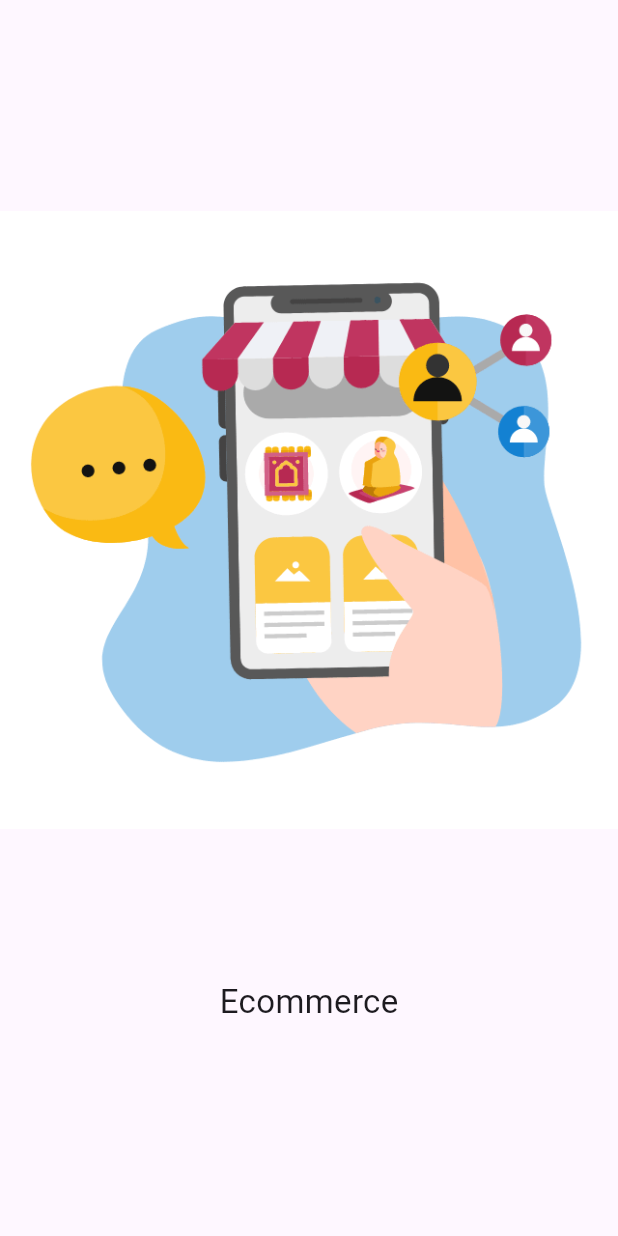
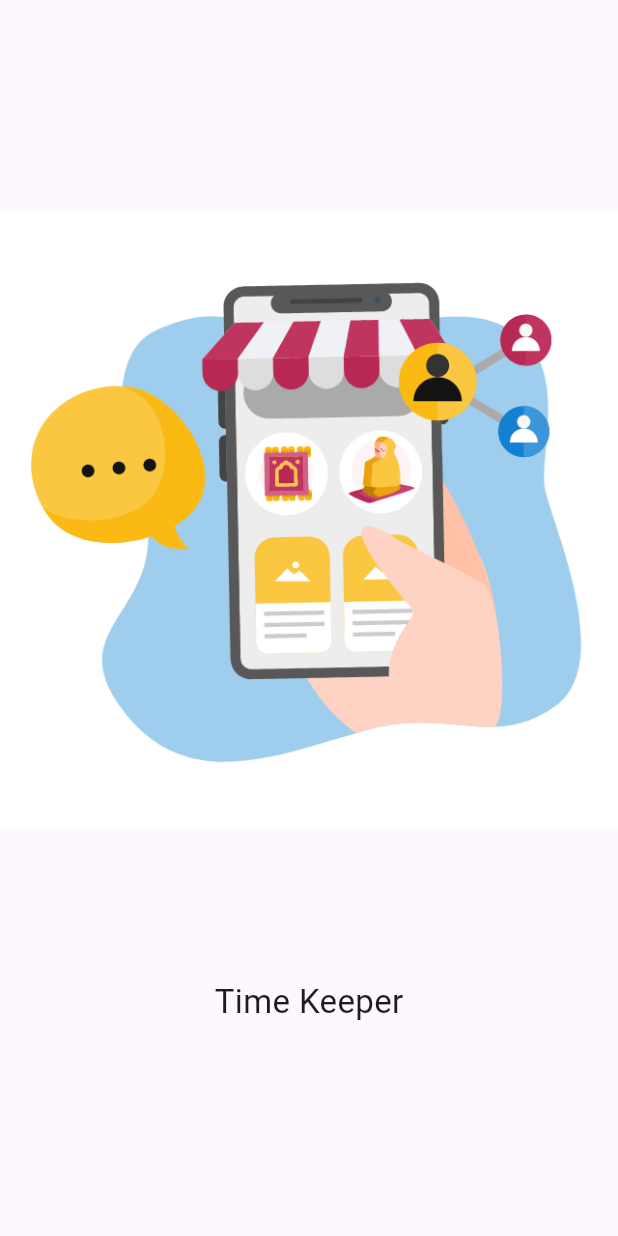
Before and after one commit to Aashrit17/Time_Keeper_Mobile, a Flutter app: the first screen one second after launch, on a phone screen of 412 x 824 dp. Run offline on Flutter 3.47's test engine with Material 3 defaults, Android fonts, the phone set to English and light mode, and no system bars; drawn by our look-alikes of loader_overlay; our stand-ins replace cloud_firestore, firebase_auth, firebase_core, firebase_messaging, firebase_storage, flutter_local_notifications and 3 more; missing offline and left inert: dart:ffi; accounts and stored records are empty.

Commit message:
final push

```diff
--- a/lib/screens/splash_screen.dart
+++ b/lib/screens/splash_screen.dart
@@ -54,7 +54,7 @@ class _SplashScreenState extends State<SplashScreen> {
             children: [
               Image.asset("assets/images/splash.gif"),
               SizedBox(height: 100,),
-              Text("Ecommerce", style: TextStyle(
+              Text("Time Keeper", style: TextStyle(
                 fontSize: 22
               ),)
             ],
```
